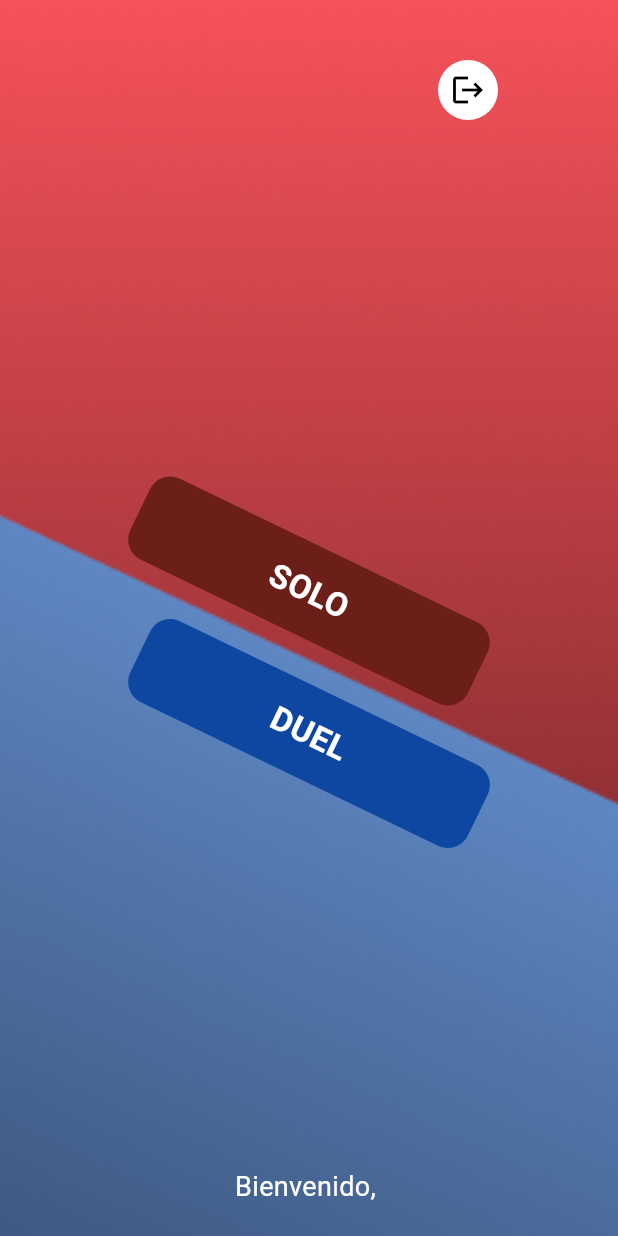
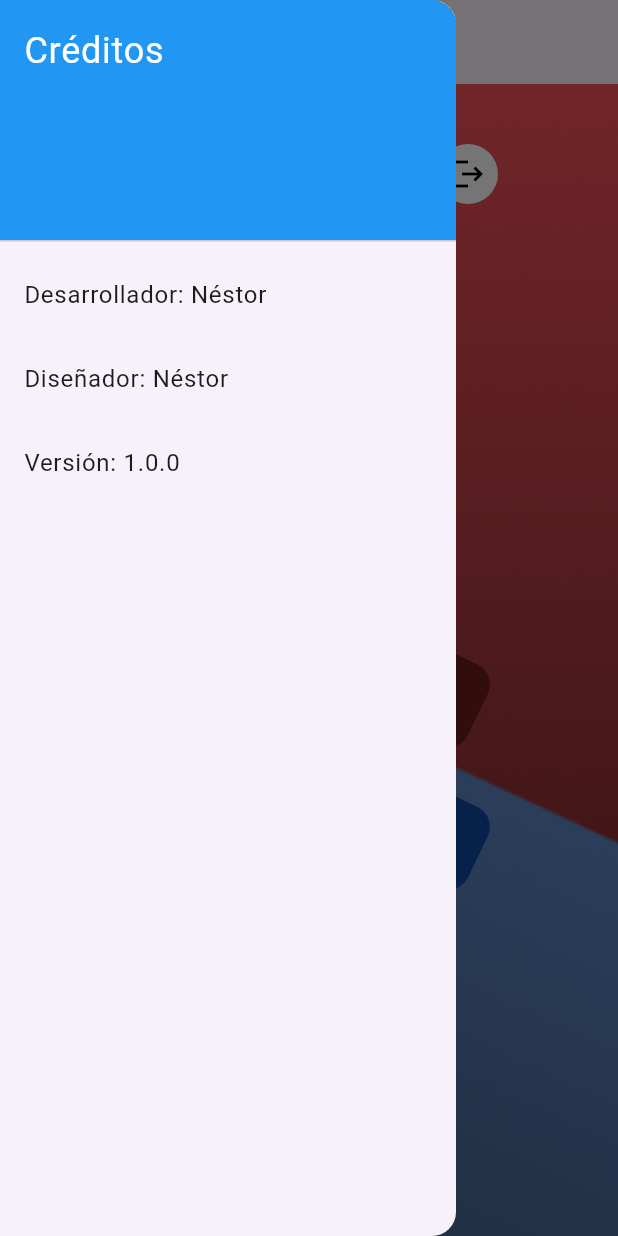
Before and after one commit to NestorHidLei/Palabrero, a Flutter app: the DashboardPage screen opened directly, with the side drawer open (before the commit the screen has no drawer), on a phone screen of 412 x 824 dp. Run offline on Flutter 3.47's test engine with Material 3 defaults, Android fonts, the light colour scheme and no system bars; our stand-ins replace cloud_firestore, firebase_auth, firebase_core, google_sign_in; accounts and stored records are empty.

Commit message:
añado el manual faltante

```diff
--- a/Palabrero/lib/screens/dashboard_page.dart
+++ b/Palabrero/lib/screens/dashboard_page.dart
@@ -1,9 +1,4 @@
-import 'package:Palabraro/screens/game_screen.dart'; // Importa la pantalla del juego en modo solo
-import 'package:Palabraro/screens/game_screen_duel.dart'; // Importa la pantalla del juego en modo duelo
-import 'package:Palabraro/screens/login_page.dart'; // Importa la pantalla de inicio de sesión
-import 'package:firebase_auth/firebase_auth.dart'; // Importa Firebase Authentication para manejar la sesión del usuario
-import 'package:flutter/foundation.dart'; // Proporciona herramientas de depuración
-import 'package:flutter/material.dart'; // Importa el framework UI de Flutter
+import 'package:Palabraro/exports.dart'; // Importa todas las dependencias desde un solo archivo
 
 /// Página principal del Dashboard
 class DashboardPage extends StatelessWidget {
@@ -33,6 +28,50 @@ class DashboardPage extends StatelessWidget {
     final user = FirebaseAuth.instance.currentUser; // Obtiene el usuario actual autenticado
 
     return Scaffold(
+      appBar: AppBar(
+        title: const Text('Dashboard'),
+        // Eliminamos el IconButton que abre el Drawer
+      ),
+      drawer: Drawer(
+        child: ListView(
+          padding: EdgeInsets.zero,
+          children: <Widget>[
+            const DrawerHeader(
+              decoration: BoxDecoration(
+                color: Colors.blue,
+              ),
+              child: Text(
+                'Créditos',
+                style: TextStyle(
+                  color: Colors.white,
+                  fontSize: 24,
+                ),
+              ),
+            ),
+            ListTile(
+              title: const Text('Desarrollador: Néstor'),
+              onTap: () {
+                // Cierra el Drawer
+                Navigator.pop(context);
+              },
+            ),
+            ListTile(
+              title: const Text('Diseñador: Néstor'),
+              onTap: () {
+                // Cierra el Drawer
+                Navigator.pop(context);
+              },
+            ),
+            ListTile(
+              title: const Text('Versión: 1.0.0'),
+              onTap: () {
+                // Cierra el Drawer
+                Navigator.pop(context);
+              },
+            ),
+          ],
+        ),
+      ),
       body: Container(
         decoration: const BoxDecoration(
           image: DecorationImage(
--- a/Palabrero/lib/screens/game_screen.dart
+++ b/Palabrero/lib/screens/game_screen.dart
@@ -3,6 +3,8 @@ import 'dart:convert'; // Para manejar JSON
 import 'dart:math'; // Para operaciones matemáticas como generar números aleatorios
 import 'package:flutter/material.dart'; // Para la interfaz de usuario de Flutter
 import 'package:http/http.dart' as http; // Para realizar peticiones HTTP
+import 'package:Palabraro/exports.dart'; // Importa todas las dependencias desde un solo archivo
+
 
 // Clase principal que representa la pantalla del juego
 class GameScreen extends StatefulWidget {
--- a/Palabrero/lib/screens/game_screen_duel.dart
+++ b/Palabrero/lib/screens/game_screen_duel.dart
@@ -3,6 +3,7 @@ import 'dart:convert'; // Para manejar JSON
 import 'dart:math'; // Para operaciones matemáticas como generar números aleatorios
 import 'package:flutter/material.dart'; // Para la interfaz de usuario de Flutter
 import 'package:http/http.dart' as http; // Para realizar peticiones HTTP
+import 'package:Palabraro/exports.dart'; // Importa todas las dependencias desde un solo archivo
 
 // Clase principal que representa la pantalla del juego en modo duelo
 class GameScreenDuel extends StatefulWidget {
--- a/Palabrero/lib/screens/login_page.dart
+++ b/Palabrero/lib/screens/login_page.dart
@@ -1,7 +1,6 @@
-import 'package:Palabraro/screens/dashboard_page.dart'; // Importa la pantalla de dashboard
+import 'package:Palabraro/exports.dart'; // Importa todas las dependencias desde un solo archivo
 import 'package:Palabraro/screens/register_page.dart'; // Importa la pantalla de registro
-import 'package:firebase_auth/firebase_auth.dart'; // Importa Firebase Authentication
-import 'package:flutter/material.dart'; // Importa Flutter para UI
+import 'package:Palabraro/screens/dashboard_page.dart'; // Importa la pantalla principal
 import 'package:google_sign_in/google_sign_in.dart'; // Importa Google Sign-In
 
 // Definición de la clase LoginPage como StatefulWidget
--- a/Palabrero/lib/screens/register_page.dart
+++ b/Palabrero/lib/screens/register_page.dart
@@ -1,8 +1,6 @@
-import 'package:flutter/material.dart';
 import 'package:intl/intl.dart'; // Para formatear fechas
-import 'package:firebase_auth/firebase_auth.dart'; // Para autenticación de usuarios
 import 'package:cloud_firestore/cloud_firestore.dart'; // Para almacenamiento de datos en Firestore
-import 'login_page.dart'; // Asegúrate de importar la página de login
+import 'package:Palabraro/exports.dart'; // Importa todas las dependencias desde un solo archivo
 
 // Definición de la pantalla de registro como un StatefulWidget
 class RegisterPage extends StatefulWidget {
@@ -273,6 +271,7 @@ class _RegisterPageState extends State<RegisterPage> {
                           child: const Text('¿Ya tienes una cuenta? Inicia sesión'),
                         ),
                       ),
+                      const SizedBox(height: 120.0),
                     ],
                   ),
                 ),
```
Also changed, not shown: Palabrero/lib/exports.dart (added, +13 -0 lines), Palabrero/lib/main.dart (+3 -4 lines), 1 other file.
